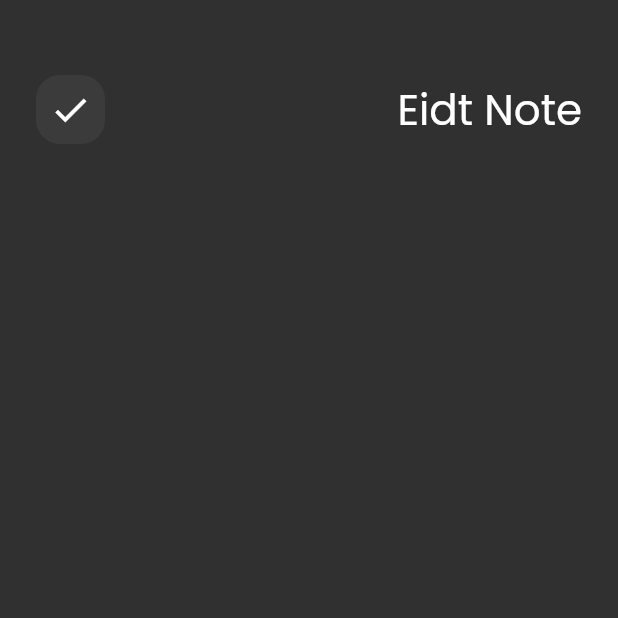
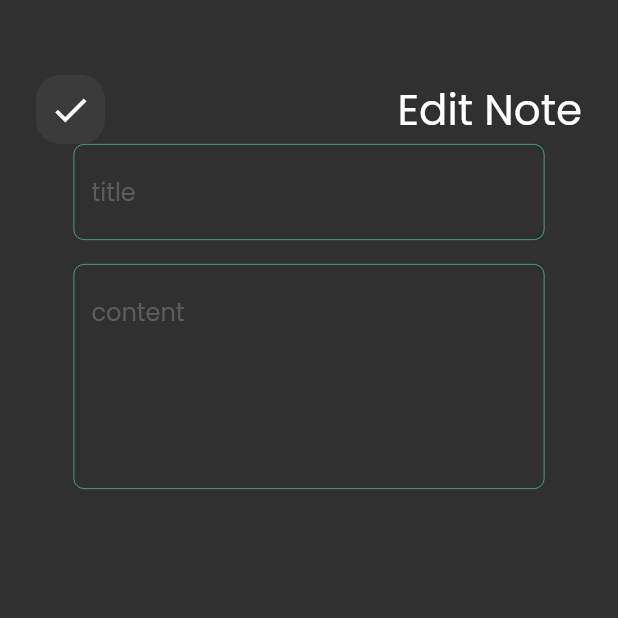
Before and after one commit to adhamAbuAllan/my_note_app, a Flutter app: the EditNoteView screen opened directly, on a phone screen of 412 x 824 dp, the top half of it. Run offline on Flutter 3.47's test engine with Material 2 defaults, Android fonts, the phone set to English and light mode, and no system bars; our stand-ins replace font_awesome_flutter.

Commit message:
first commit

```diff
--- /dev/null
+++ b/lib/models/note_model.dart
@@ -0,0 +1,9 @@
+class NoteModel {
+  final String title;
+  final String subTitle;
+  final String date;
+  final int color;
+  NoteModel({
+    required this.title ,required this.color ,required this.date ,required this.subTitle
+});
+}
--- a/lib/widgets/edit_note_view_body.dart
+++ b/lib/widgets/edit_note_view_body.dart
@@ -1,16 +1,20 @@
 import 'package:flutter/material.dart';
 import 'package:my_note_app/widgets/custom_app_bar.dart';
+import 'package:my_note_app/widgets/custom_text_field.dart';
 class EditNoteViewBody extends StatelessWidget {
   const EditNoteViewBody({Key? key}) : super(key: key);
 
   @override
   Widget build(BuildContext context) {
-    return Padding(
-      padding: const EdgeInsets.symmetric(horizontal: 24.0),
+    return const Padding(
+      padding: EdgeInsets.symmetric(horizontal: 24.0),
       child:  Column(
 
-        children: [
-          SizedBox(height: 50),CustomAppBar(icon: Icons.check, title: 'Eidt Note',),],
+        children:[
+          SizedBox(height: 50),CustomAppBar(icon: Icons.check, title: 'Edit Note',)
+          ,CustomTextField(hint: "title",),
+          SizedBox(height: 16,),
+          CustomTextField(hint: "content",maxLines: 5),],
 
       ),
     );
```
